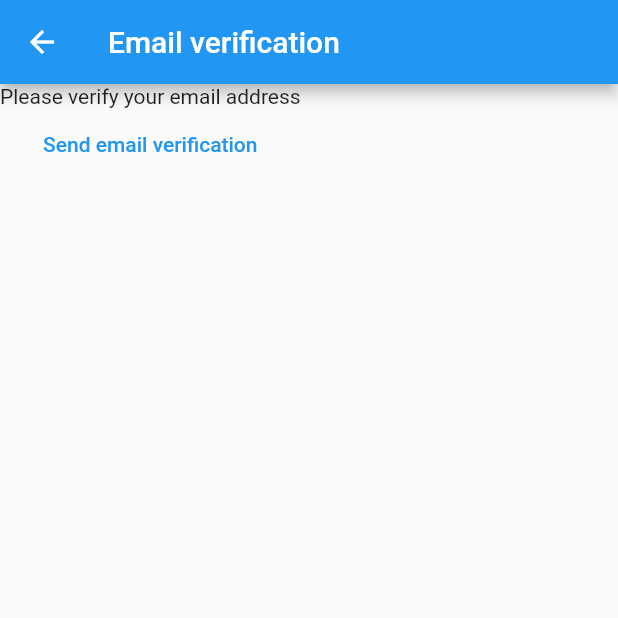
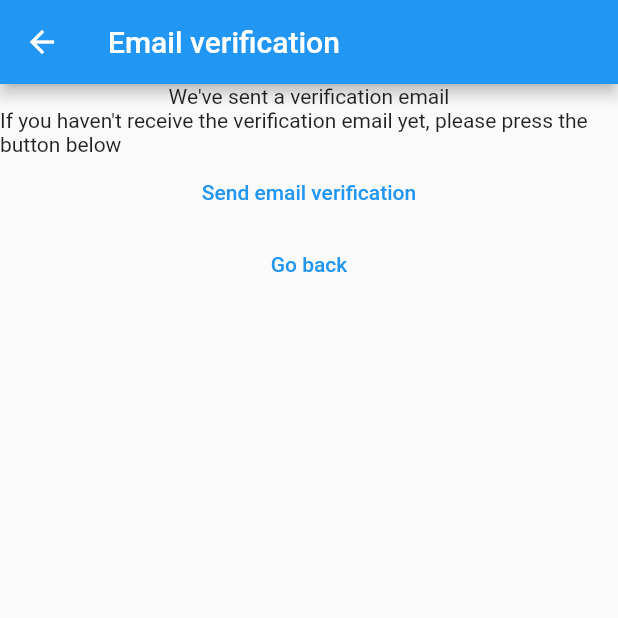
Before and after one commit to BrunoMazzocchi/MyNotes, a Flutter app: the VerifyEmailView screen opened directly, on a phone screen of 412 x 824 dp, the top half of it. Run offline on Flutter 3.47's test engine with Material 2 defaults, Android fonts, the phone set to English and light mode, and no system bars; our stand-ins replace firebase_auth, firebase_core; accounts and stored records are empty.

Commit message:
Verify email view with go back button and error handling

```diff
--- a/lib/constants/routes.dart
+++ b/lib/constants/routes.dart
@@ -1,3 +1,4 @@
 const loginRoute = '/login/';
 const registerRoute = '/register/';
 const notesRoute = '/notes/';
+const verifyEmailRoute = '/verify-email/';
--- a/lib/views/login_view.dart
+++ b/lib/views/login_view.dart
@@ -79,7 +79,7 @@ class _LoginViewState extends State<LoginView> {
                       context,
                       'User not found',
                     );
-                  } else if (e.code == 'wrong-password!') {
+                  } else if (e.code == 'wrong-password') {
                     await showErrorDialog(
                       context,
                       'Wrong password',
--- a/lib/views/verify_email_view.dart
+++ b/lib/views/verify_email_view.dart
@@ -1,6 +1,7 @@
 import 'package:firebase_auth/firebase_auth.dart';
 import 'package:flutter/material.dart';
 import 'package:flutter/services.dart';
+import 'package:free_code_camp/constants/routes.dart';
 
 class VerifyEmailView extends StatefulWidget {
   const VerifyEmailView({Key? key}) : super(key: key);
@@ -15,18 +16,31 @@ class _VerifyEmailViewState extends State<VerifyEmailView> {
     return Scaffold(
         appBar: AppBar(
           systemOverlayStyle:
-          const SystemUiOverlayStyle(statusBarColor: Colors.transparent),
+              const SystemUiOverlayStyle(statusBarColor: Colors.transparent),
           backgroundColor: Colors.blue,
           title: const Text('Email verification'),
         ),
         body: Column(children: [
-          const Text('Please verify your email address'),
+          const Text("We've sent a verification email"),
+          const Text(
+              "If you haven't receive the verification email yet, please "
+              "press the button below"),
           TextButton(
               onPressed: () async {
                 final user = FirebaseAuth.instance.currentUser;
                 await user?.sendEmailVerification();
               },
-              child: const Text('Send email verification'))
+              child: const Text('Send email verification')),
+          TextButton(
+            onPressed: () async {
+              await FirebaseAuth.instance.signOut();
+              Navigator.of(context).pushNamedAndRemoveUntil(
+                registerRoute,
+                (route) => false,
+              );
+            },
+            child: const Text('Go back'),
+          )
         ]));
   }
 }
```
Also changed, not shown: lib/main.dart (+8 -7 lines), lib/views/register_view.dart (+6 -1 lines).
